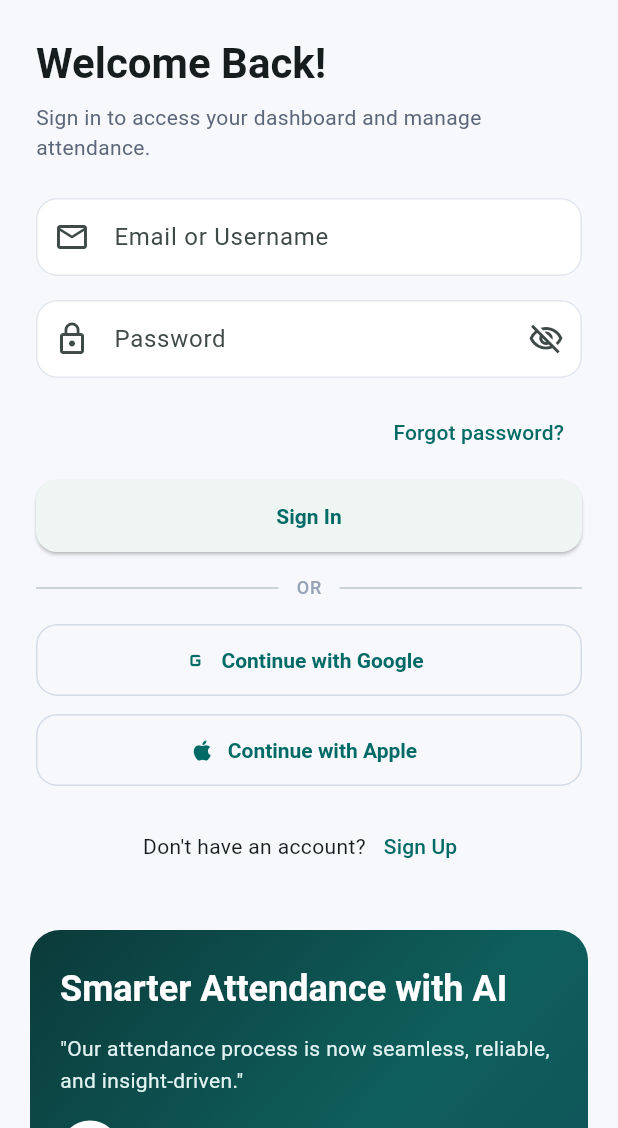
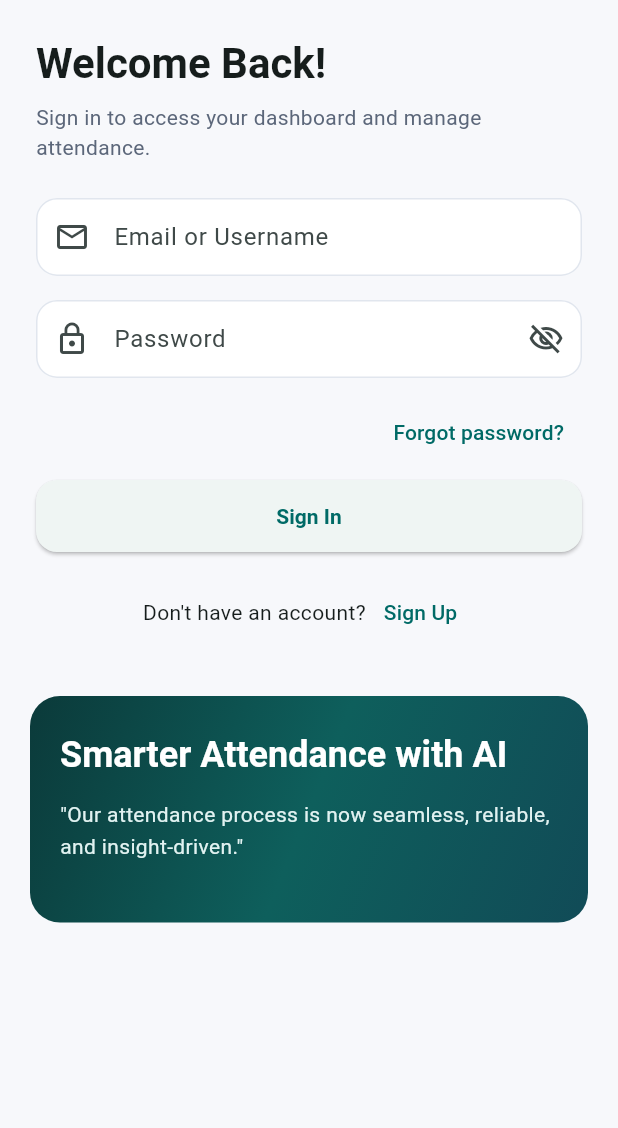
Before and after one commit to hameelhusnain/ai-attendance-system, a Flutter app: the screen it shows after launch, on a phone screen of 412 x 824 dp, the part 108-1236 px from its top. Run offline on Flutter 3.47's test engine with Material 3 defaults, Android fonts, the phone set to English and light mode, and no system bars; our stand-ins replace go_router.

Commit message:
Make some changes

```diff
--- a/ai_attendance_system/lib/core/widgets/auth_layout.dart
+++ b/ai_attendance_system/lib/core/widgets/auth_layout.dart
@@ -176,57 +176,6 @@ class _AuthMarketingPanel extends StatelessWidget {
                   ?.copyWith(color: const Color(0xFFE1F2F1), height: 1.5),
             ),
             AppSpacing.gap16,
-            Row(
-              children: [
-                const CircleAvatar(
-                  backgroundColor: Colors.white,
-                  child: Icon(Icons.person, color: Color(0xFF0E5F5C)),
-                ),
-                const SizedBox(width: 12),
-                Column(
-                  crossAxisAlignment: CrossAxisAlignment.start,
-                  children: [
-                    Text(
-                      'Michael Carter',
-                      style: Theme.of(context)
-                          .textTheme
-                          .bodyMedium
-                          ?.copyWith(color: Colors.white),
-                    ),
-                    Text(
-                      'Software Engineer at DevCore',
-                      style: Theme.of(context)
-                          .textTheme
-                          .bodySmall
-                          ?.copyWith(color: const Color(0xFFCDE7E6)),
-                    ),
-                  ],
-                ),
-              ],
-            ),
-            AppSpacing.gap24,
-            const Divider(color: Color(0xFF2F5F5D)),
-            AppSpacing.gap12,
-            Text(
-              'JOIN 1K+ CAMPUSES',
-              style: Theme.of(context)
-                  .textTheme
-                  .labelMedium
-                  ?.copyWith(color: const Color(0xFFBFE3E1)),
-            ),
-            AppSpacing.gap12,
-            Wrap(
-              spacing: 12,
-              runSpacing: 12,
-              children: const [
-                _LogoChip(label: 'Discord'),
-                _LogoChip(label: 'Mailchimp'),
-                _LogoChip(label: 'Grammarly'),
-                _LogoChip(label: 'Dropbox'),
-                _LogoChip(label: 'Square'),
-                _LogoChip(label: 'Intercom'),
-              ],
-            ),
           ],
         ),
       ),
@@ -239,28 +188,3 @@ class _AuthMarketingPanel extends StatelessWidget {
     return SizedBox.expand(child: panel);
   }
 }
-
-class _LogoChip extends StatelessWidget {
-  const _LogoChip({required this.label});
-
-  final String label;
-
-  @override
-  Widget build(BuildContext context) {
-    return Container(
-      padding: const EdgeInsets.symmetric(horizontal: 12, vertical: 6),
-      decoration: BoxDecoration(
-        color: const Color(0x1AFFFFFF),
-        borderRadius: BorderRadius.circular(999),
-        border: Border.all(color: const Color(0x33FFFFFF)),
-      ),
-      child: Text(
-        label,
-        style: Theme.of(context)
-            .textTheme
-            .labelMedium
-            ?.copyWith(color: Colors.white),
-      ),
-    );
-  }
-}
--- a/ai_attendance_system/lib/features/auth/presentation/login_screen.dart
+++ b/ai_attendance_system/lib/features/auth/presentation/login_screen.dart
@@ -77,43 +77,6 @@ class _LoginScreenState extends State<LoginScreen> {
               label: _loading ? 'Signing in...' : 'Sign In',
               onPressed: _loading ? null : _submit,
             ),
-            AppSpacing.gap16,
-            Row(
-              children: [
-                const Expanded(child: Divider()),
-                Padding(
-                  padding: const EdgeInsets.symmetric(horizontal: 12),
-                  child: Text(
-                    'OR',
-                    style: Theme.of(context)
-                        .textTheme
-                        .labelMedium
-                        ?.copyWith(color: const Color(0xFF97A3B6)),
-                  ),
-                ),
-                const Expanded(child: Divider()),
-              ],
-            ),
-            AppSpacing.gap16,
-            SizedBox(
-              width: double.infinity,
-              height: 48,
-              child: OutlinedButton.icon(
-                onPressed: () {},
-                icon: const Icon(Icons.g_mobiledata),
-                label: const Text('Continue with Google'),
-              ),
-            ),
-            AppSpacing.gap12,
-            SizedBox(
-              width: double.infinity,
-              height: 48,
-              child: OutlinedButton.icon(
-                onPressed: () {},
-                icon: const Icon(Icons.apple),
-                label: const Text('Continue with Apple'),
-              ),
-            ),
           ],
         ),
       ),
```
